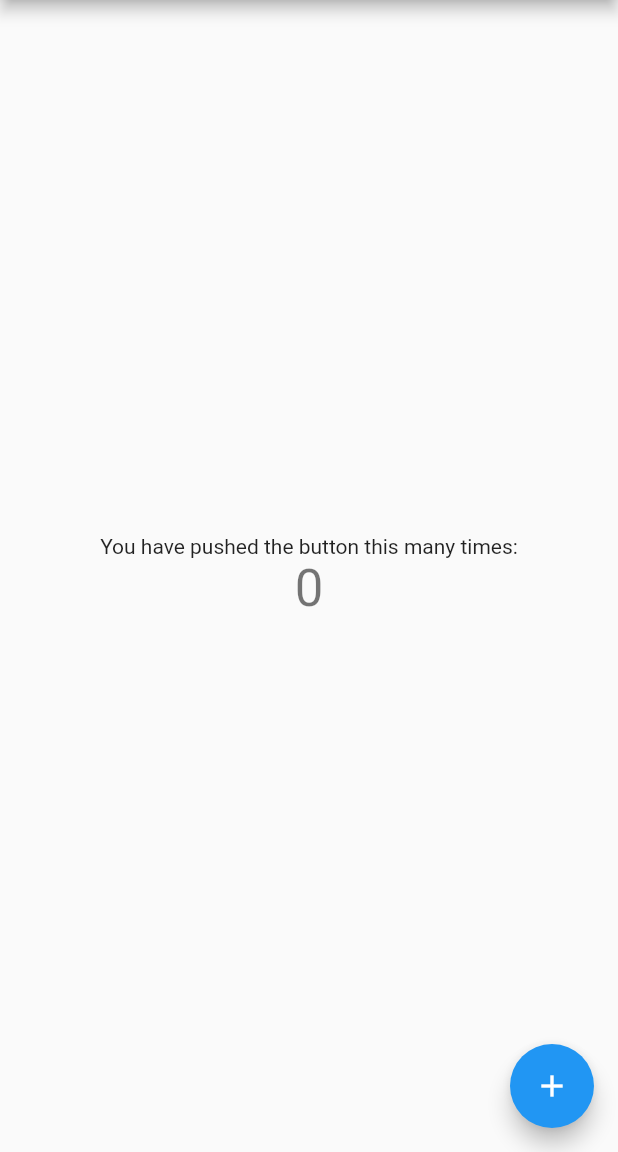
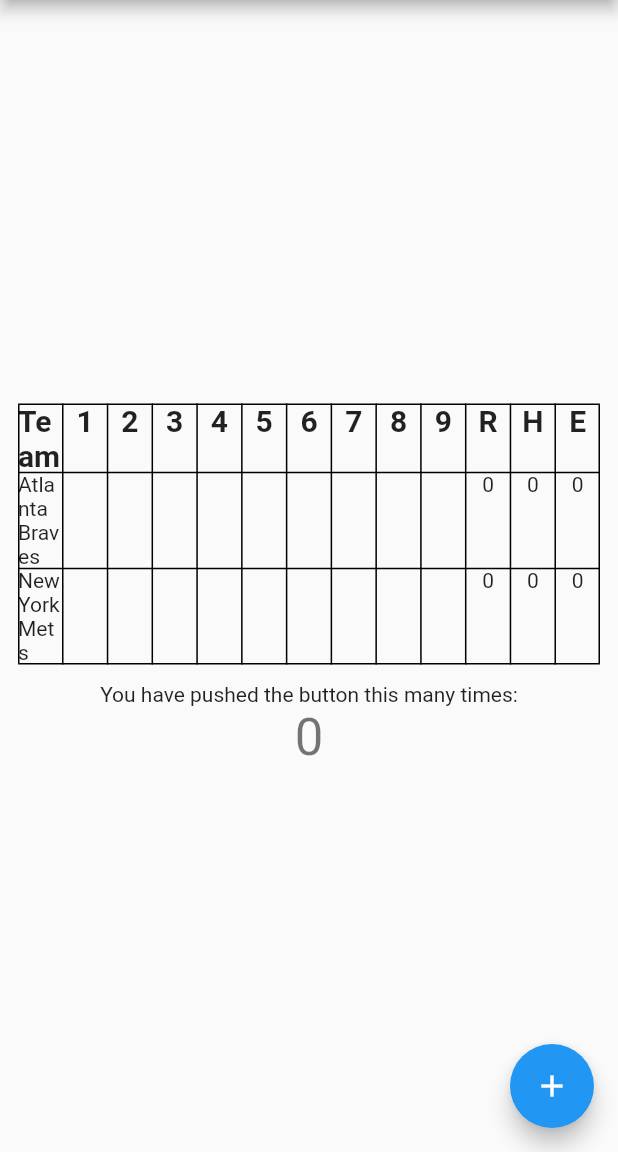
Before and after one commit to rihtwis-weard/beaneball, a Flutter app: the screen it shows after launch, on a phone screen of 412 x 824 dp, the part 84-1236 px from its top. Run offline on Flutter 3.47's test engine with Material 2 defaults, Android fonts, the phone set to English and light mode, and no system bars.

Commit message:
feat[beaneball]: 💄 Line score widget

```diff
--- /dev/null
+++ b/lib/line_score_widget.dart
@@ -0,0 +1,92 @@
+import 'package:flutter/material.dart';
+
+class LineScore {
+  final String teamName;
+  List<int?> inningRuns;
+  List<int?> extraInningRuns;
+  int runs;
+  int hits;
+  int errors;
+
+  LineScore(this.teamName, this.inningRuns, this.extraInningRuns, this.runs,
+      this.hits, this.errors);
+}
+
+class LineScoreWidget extends StatelessWidget {
+  final LineScore homeTeamLineScore;
+  final LineScore awayTeamLineScore;
+
+  const LineScoreWidget(
+      {Key? key,
+      required this.homeTeamLineScore,
+      required this.awayTeamLineScore})
+      : super(key: key);
+
+  static const TextStyle _headerStyle =
+      TextStyle(fontSize: 20.0, fontWeight: FontWeight.bold);
+
+  @override
+  Widget build(BuildContext context) {
+    return Table(border: TableBorder.all(), children: [
+      TableRow(children: [
+        Column(children: const [
+          Text(
+            "Team",
+            style: _headerStyle,
+          ),
+        ]),
+        ..._createInningColumns(),
+        Column(
+          children: const [
+            Text(
+              "R",
+              style: _headerStyle,
+            )
+          ],
+        ),
+        Column(
+          children: const [Text("H", style: _headerStyle)],
+        ),
+        Column(
+          children: const [Text("E", style: _headerStyle)],
+        )
+      ]),
+      _createTeamLineScore(awayTeamLineScore),
+      _createTeamLineScore(homeTeamLineScore),
+    ]);
+  }
+
+  List<Widget> _createInningColumns() {
+    return List.generate(
+        9,
+        (index) => Column(children: [
+              Text(
+                (index + 1).toString(),
+                style: _headerStyle,
+              )
+            ]),
+        growable: false);
+  }
+
+  TableRow _createTeamLineScore(LineScore lineScore) {
+    var inningScores = lineScore.inningRuns.map((e) => Column(
+          children: [Text(e != null ? e.toString() : "")],
+        ));
+
+    return TableRow(children: [
+      Column(
+        children: [Text(lineScore.teamName)],
+      ),
+      ...inningScores,
+      Column(
+        children: [Text(lineScore.runs.toString())],
+      ),
+      Column(
+        children: [Text(lineScore.hits.toString())],
+      ),
+      Column(
+        children: [Text(lineScore.errors.toString())],
+      )
+    ]);
+  }
+}
--- a/lib/main.dart
+++ b/lib/main.dart
@@ -1,3 +1,4 @@
+import 'package:beaneball/line_score_widget.dart';
 import 'package:flutter/material.dart';
 
 void main() {
@@ -95,6 +96,15 @@ class _MyHomePageState extends State<MyHomePage> {
           // horizontal).
           mainAxisAlignment: MainAxisAlignment.center,
           children: <Widget>[
+            Padding(
+              padding: const EdgeInsets.all(12.0),
+              child: LineScoreWidget(
+                homeTeamLineScore: LineScore(
+                    "New York Mets", List.filled(9, null), [], 0, 0, 0),
+                awayTeamLineScore: LineScore(
+                    "Atlanta Braves", List.filled(9, null), [], 0, 0, 0),
+              ),
+            ),
             const Text(
               'You have pushed the button this many times:',
             ),
```
